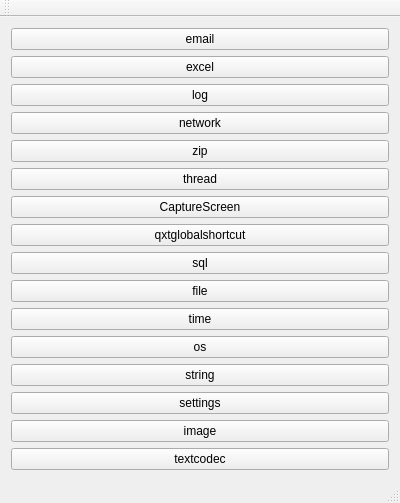
Qt form Core/AaaTestCore/mainwindow.ui (pjh130/qt) before a commit.
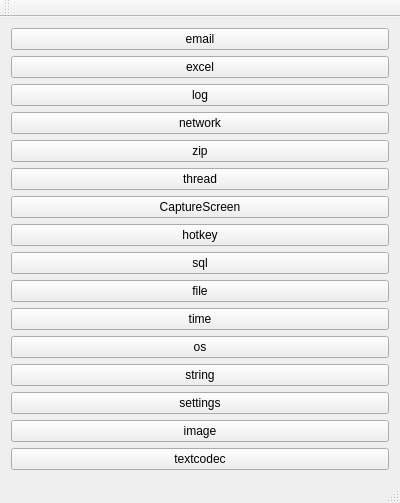
The same form after that commit.

The edit to the form file:
```diff
--- a/Core/AaaTestCore/mainwindow.ui
+++ b/Core/AaaTestCore/mainwindow.ui
@@ -67,7 +67,7 @@
     <item>
      <widget class="QPushButton" name="pushButton_qxtglobalshortcut">
       <property name="text">
-       <string>qxtglobalshortcut</string>
+       <string>hotkey</string>
       </property>
      </widget>
     </item>
```
